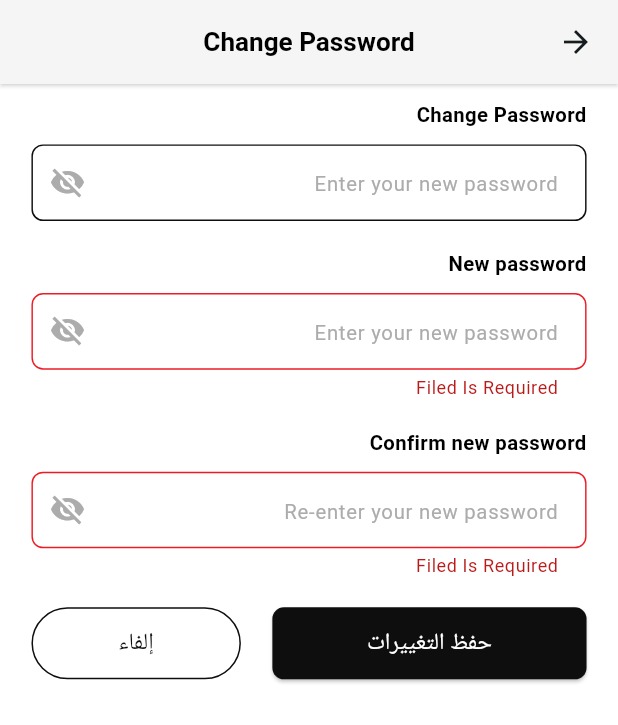
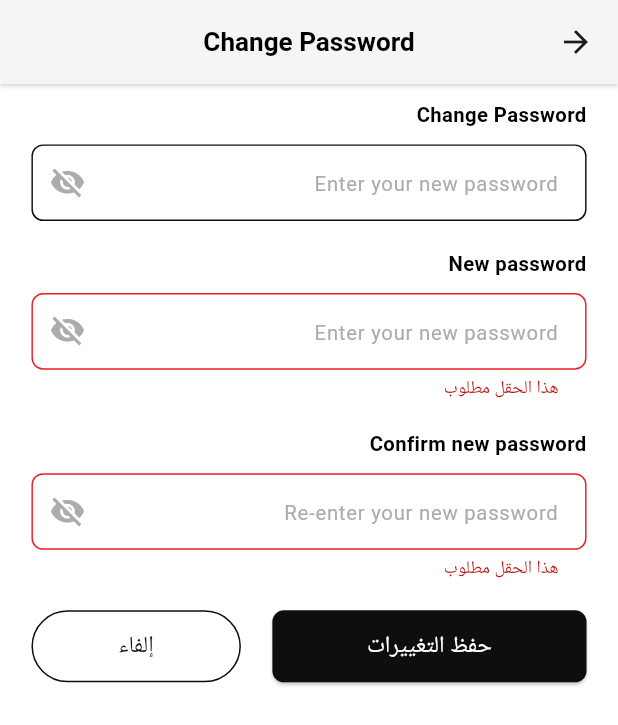
Before and after one commit to 0Ahmad0/tools_to_go_app, a Flutter app: the ChangePasswordScreen screen opened directly, after a tap on "حفظ التغييرات", on a phone screen of 412 x 824 dp. Shown: the top 725 px of the screen. Run offline on Flutter 3.47's test engine with Material 3 defaults, Android fonts, the phone set to English and light mode, and no system bars; our stand-ins replace animate_do, carousel_slider, cloud_firestore, file_picker, firebase_auth, firebase_core and 11 more; accounts and stored records are empty; Roboto replaces fonts that are missing (Tajawal).

Commit message:
- finish all screens app

```diff
--- a/lib/core/utils/string_manager.dart
+++ b/lib/core/utils/string_manager.dart
@@ -94,7 +94,7 @@ class StringManager {
   By clicking Sign Up, you agree to our <b>Terms and Conditions</b> and <b>Privacy Policy</b>.
   </span>
   """;
-  static const String requiredField = "Filed Is Required";
+  static const String requiredField = "هذا الحقل مطلوب";
   static const String unCorrectPassword = "UnCorrect Password";
   static const String loginText = 'تسجيل الدخول';
   static const String signUpText = 'إنشاء الحساب';
```
